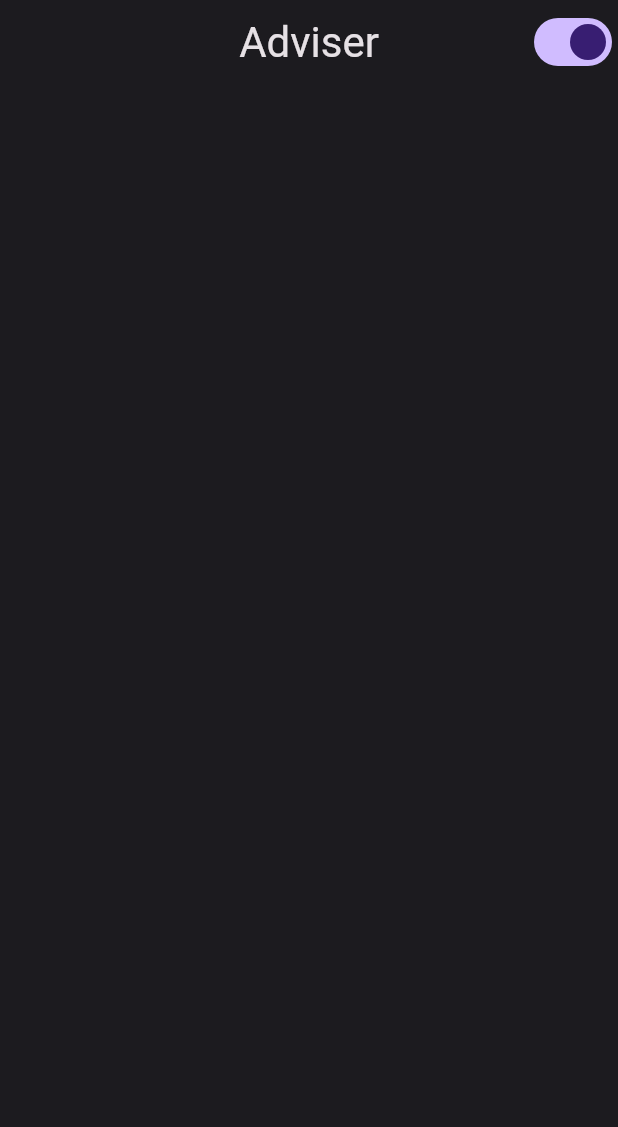
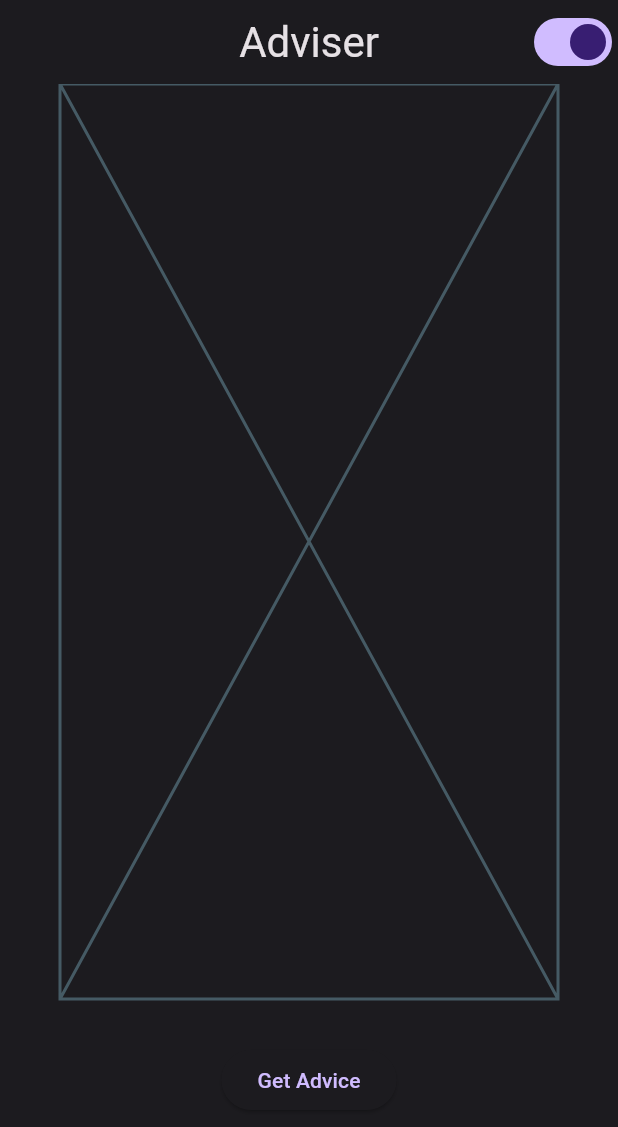
Before and after one commit to we-mohd-i001/clean_architecture_app, a Flutter app: the screen it shows after launch, on a phone screen of 412 x 824 dp. Shown: the top 1127 px of the screen. Run offline on Flutter 3.47's test engine with Material 2 defaults, Android fonts, the phone set to English and light mode, and no system bars.

Commit message:
Added custom button

```diff
--- a/lib/application/pages/advice/adviser_page.dart
+++ b/lib/application/pages/advice/adviser_page.dart
@@ -1,4 +1,5 @@
 import 'package:clean_architecture_app/application/core/services/theme_service.dart';
+import 'package:clean_architecture_app/application/pages/advice/widgets/custom_button.dart';
 import 'package:flutter/material.dart';
 import 'package:provider/provider.dart';
 
@@ -11,7 +12,10 @@ class AdviserPage extends StatelessWidget {
     return Scaffold(
       appBar: AppBar(
         centerTitle: true,
-        title: Text('Adviser', style: themeData.textTheme.headlineMedium,),
+        title: Text(
+          'Adviser',
+          style: themeData.textTheme.headlineMedium,
+        ),
         actions: [
           Switch(
               value: !Provider.of<ThemeService>(context).isDarkModeOn,
@@ -20,6 +24,18 @@ class AdviserPage extends StatelessWidget {
               })
         ],
       ),
+      body: Padding(
+        padding: const EdgeInsets.symmetric(horizontal: 40),
+        child: Column(
+          children: const [
+            Expanded(child: Placeholder()),
+            Padding(
+              padding: EdgeInsets.only(top: 30, bottom: 80),
+              child: CustomButton(buttonText: 'Get Advice'),
+            ),
+          ],
+        ),
+      ),
     );
   }
 }
--- a/lib/application/pages/advice/widgets/custom_button.dart
+++ b/lib/application/pages/advice/widgets/custom_button.dart
@@ -0,0 +1,27 @@
+import 'package:flutter/material.dart';
+
+class CustomButton extends StatelessWidget {
+  final String buttonText;
+  const CustomButton({super.key, required this.buttonText});
+
+  @override
+  Widget build(BuildContext context) {
+    final themeData = Theme.of(context);
+    return ElevatedButton(onPressed: () {}, child: Text(buttonText));
+    // InkResponse(
+    //   onTap: (){
+    //     debugPrint('Button Pressed!');
+    //   },
+    //   child: Material(
+    //     elevation: 16,
+    //     borderRadius: BorderRadius.circular(16),
+    //     child: Container(
+    //       decoration: BoxDecoration(
+    //         borderRadius: BorderRadius.circular(16),
+    //         color: themeData.secondaryHeaderColor
+    //       ),
+    //     ),
+    //   ),
+    // );
+  }
+}
```
